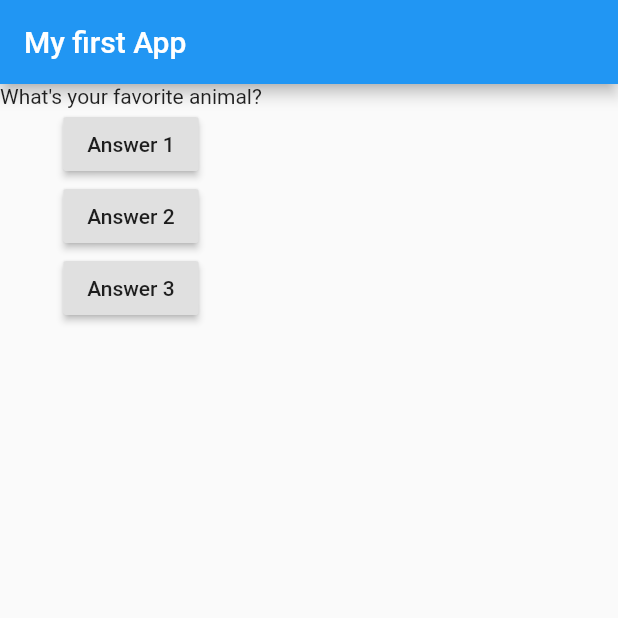
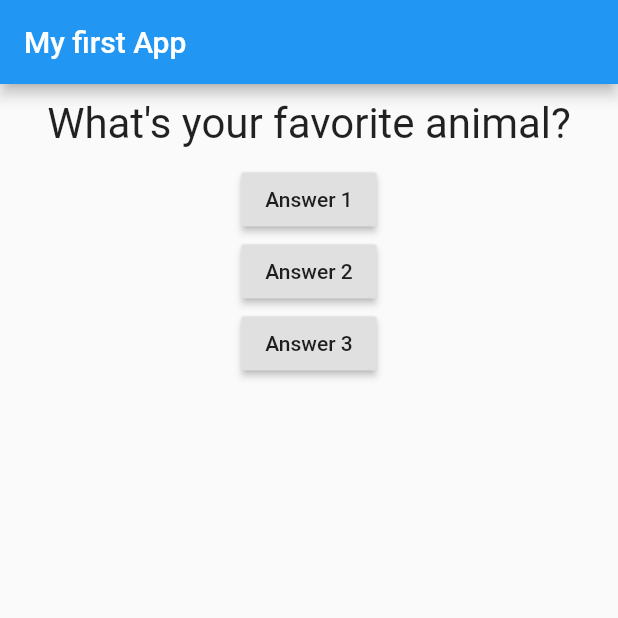
Before and after one commit to aesarantsev/flutter_complete_guide, a Flutter app: the screen it shows after launch, after a tap on "Answer 1", on a phone screen of 412 x 824 dp, the top half of it. Run offline on Flutter 3.47's test engine with Material 2 defaults, Android fonts, the phone set to English and light mode, and no system bars.

Commit message:
Lesson 039

```diff
--- a/lib/main.dart
+++ b/lib/main.dart
@@ -1,20 +1,22 @@
 import 'package:flutter/material.dart';
+
+import './question.dart';
 
 void main() => runApp(MyApp());
 
 class MyApp extends StatefulWidget {
   @override
   State<StatefulWidget> createState() {
-    return MyAppState();
+    return _MyAppState();
   }
 }
 
-class MyAppState extends State<MyApp> {
-  var questionIndex = 0;
+class _MyAppState extends State<MyApp> {
+  var _questionIndex = 0;
 
-  void answerQuestion() {
+  void _answerQuestion() {
     setState(() {
-      questionIndex++;
+      _questionIndex++;
     });
   }
 
@@ -29,10 +31,10 @@ class MyAppState extends State<MyApp> {
       appBar: AppBar(title: Text('My first App')),
       body: Column(
         children: [
-          Text(questions[questionIndex]),
+          Question(questions[_questionIndex]),
           RaisedButton(
             child: Text('Answer 1'),
-            onPressed: answerQuestion,
+            onPressed: _answerQuestion,
           ),
           RaisedButton(
             child: Text('Answer 2'),
--- /dev/null
+++ b/lib/question.dart
@@ -0,0 +1,21 @@
+import 'package:flutter/material.dart';
+
+class Question extends StatelessWidget {
+  final String questionText;
+
+  Question(this.questionText);
+
+  @override
+  Widget build(BuildContext context) {
+    return Container(
+        width: double.infinity,
+        margin: EdgeInsets.all(10),
+        child: Text(
+          questionText,
+          style: TextStyle(
+            fontSize: 28,
+          ),
+          textAlign: TextAlign.center,
+        ));
+  }
+}
```
